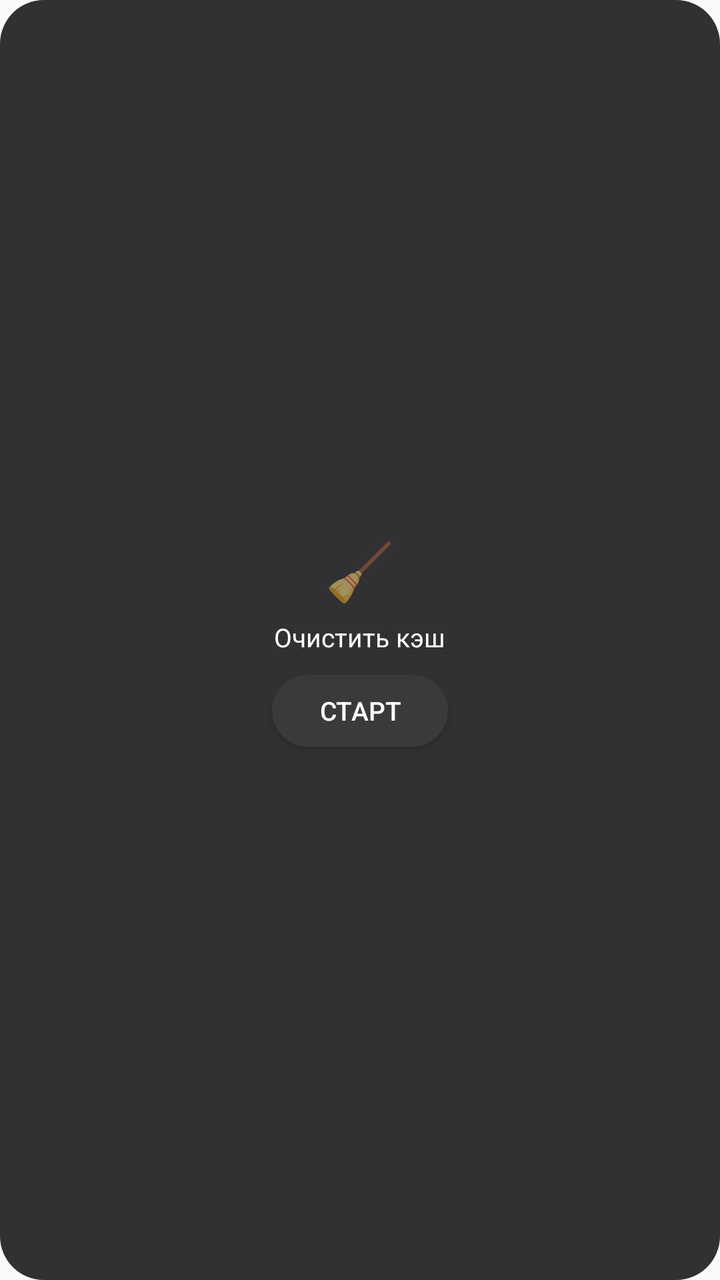
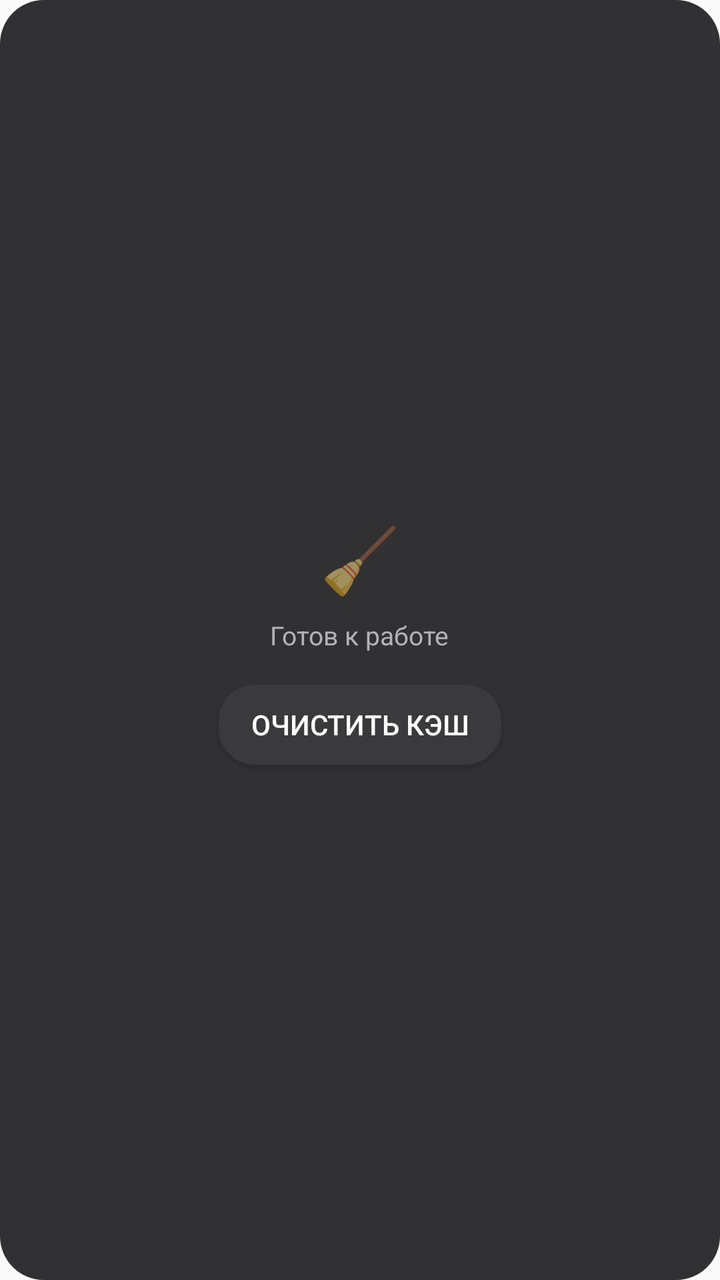

Compare the two renders of this Android layout. The source of the first and the diff that turns it into the second are given below.
<!-- AndroidManifest.xml: application theme Theme.CacheWidget -->
<!-- res/layout/widget_2x2.xml -->
<?xml version="1.0" encoding="utf-8"?>
<FrameLayout xmlns:android="http://schemas.android.com/apk/res/android"
    android:layout_width="match_parent"
    android:layout_height="match_parent"
    android:background="@drawable/widget_bg_rounded">

    <LinearLayout
        android:layout_width="match_parent"
        android:layout_height="match_parent"
        android:orientation="vertical"
        android:gravity="center"
        android:padding="12dp">

        <TextView
            android:layout_width="wrap_content"
            android:layout_height="wrap_content"
            android:text="🧹"
            android:textSize="28sp" />

        <TextView
            android:layout_width="wrap_content"
            android:layout_height="wrap_content"
            android:text="Очистить кэш"
            android:textColor="#FFFFFF"
            android:textSize="13sp"
            android:layout_marginTop="6dp" />

        <Button
            android:id="@+id/widget_action"
            android:layout_width="wrap_content"
            android:layout_height="36dp"
            android:text="Старт"
            android:textColor="#FFFFFF"
            android:textSize="13sp"
            android:background="@drawable/widget_btn"
            android:layout_marginTop="10dp" />
    </LinearLayout>
</FrameLayout>
<!-- resources referenced by this layout -->
<resources>
  <!-- drawable widget_bg_rounded (drawable) -->
  <?xml version="1.0" encoding="utf-8"?>
  <shape xmlns:android="http://schemas.android.com/apk/res/android">
      <solid android:color="#E61C1C1E" />
      <corners android:radius="22dp" />
  </shape>
  <!-- drawable widget_btn (drawable) -->
  <?xml version="1.0" encoding="utf-8"?>
  <shape xmlns:android="http://schemas.android.com/apk/res/android">
      <solid android:color="#3A3A3C" />
      <corners android:radius="18dp" />
  </shape>
  <style name="Theme.CacheWidget" parent="Theme.AppCompat.DayNight.NoActionBar" />
</resources>

<!-- the commit's change to res/layout/widget_2x2.xml (unified diff, before → after) -->
@@ -9,30 +9,34 @@
         android:layout_height="match_parent"
         android:orientation="vertical"
         android:gravity="center"
-        android:padding="12dp">
+        android:padding="16dp">
 
         <TextView
             android:layout_width="wrap_content"
             android:layout_height="wrap_content"
             android:text="🧹"
-            android:textSize="28sp" />
+            android:textSize="32sp"
+            android:layout_marginBottom="8dp"/>
 
         <TextView
+            android:id="@+id/widget_status"
             android:layout_width="wrap_content"
             android:layout_height="wrap_content"
-            android:text="Очистить кэш"
-            android:textColor="#FFFFFF"
+            android:text="Готов к работе"
+            android:textColor="#B3B3B3"
             android:textSize="13sp"
-            android:layout_marginTop="6dp" />
+            android:layout_marginBottom="16dp"/>
 
         <Button
             android:id="@+id/widget_action"
             android:layout_width="wrap_content"
-            android:layout_height="36dp"
-            android:text="Старт"
+            android:layout_height="wrap_content"
+            android:minHeight="40dp"
+            android:minWidth="120dp"
+            android:text="Очистить кэш"
             android:textColor="#FFFFFF"
-            android:textSize="13sp"
+            android:textSize="14sp"
             android:background="@drawable/widget_btn"
-            android:layout_marginTop="10dp" />
+            android:paddingHorizontal="16dp"/>
     </LinearLayout>
 </FrameLayout>
